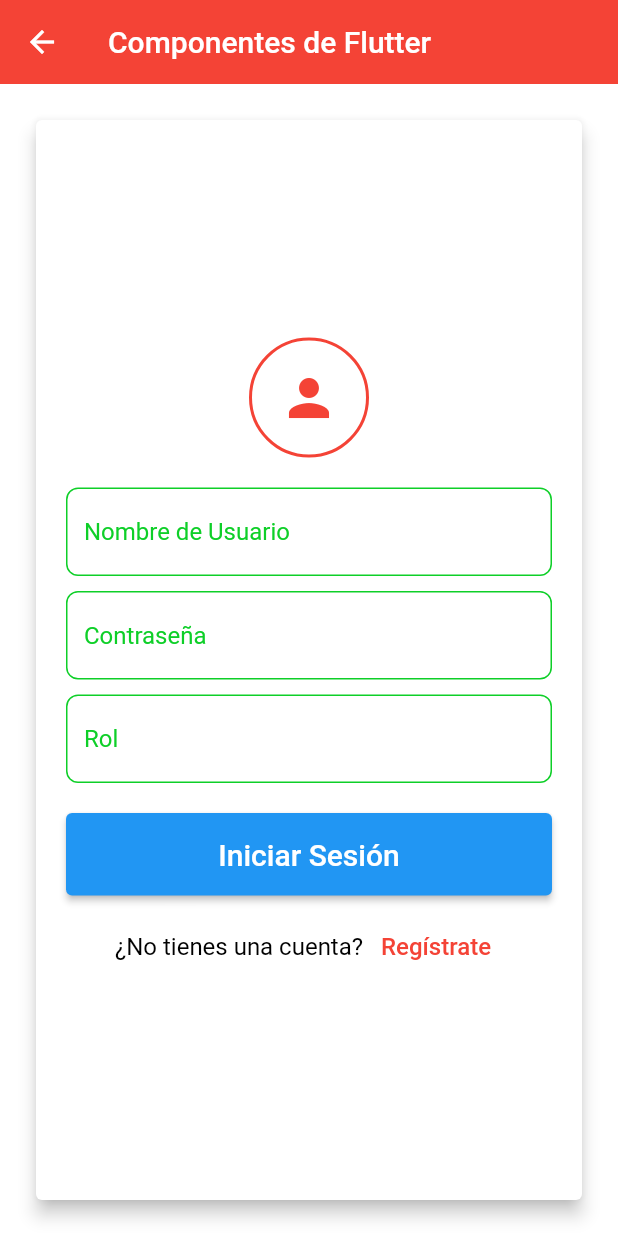
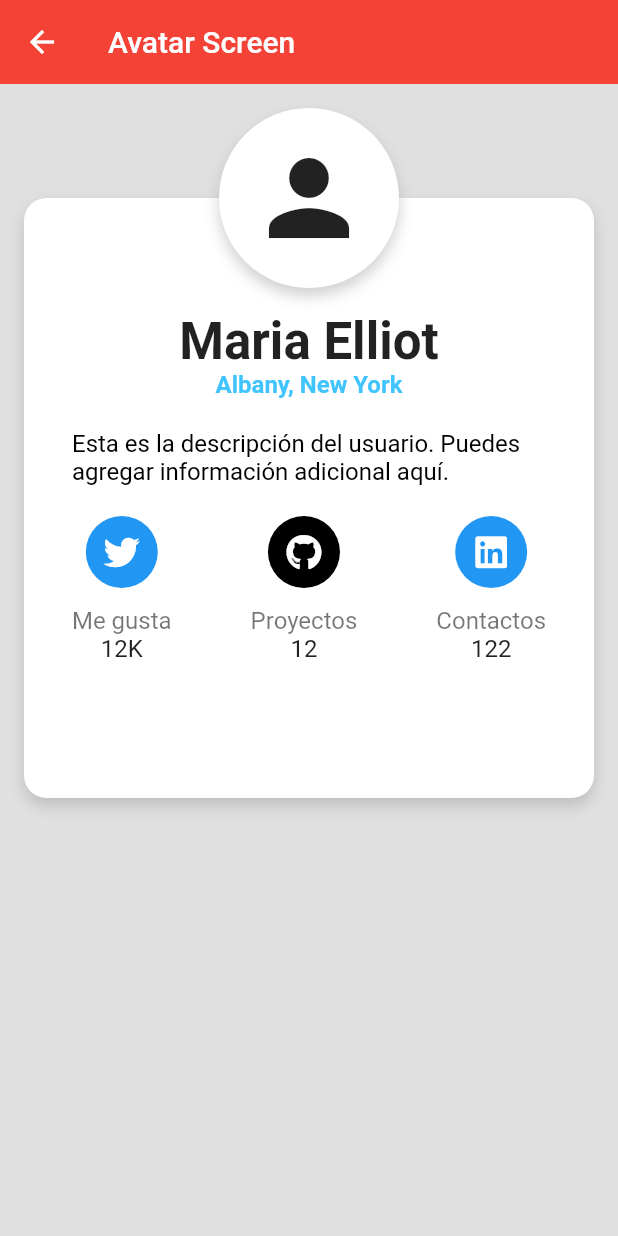
Before and after one commit to David-JPena/mltapp_components, a Flutter app: the LoginScreen screen opened by its route, after a tap on "Iniciar Sesión", on a phone screen of 412 x 824 dp. Run offline on Flutter 3.47's test engine with Material 2 defaults, Android fonts, the phone set to English and light mode, and no system bars; our stand-ins replace font_awesome_flutter.

Commit message:
"Segubdo avance"

```diff
--- a/lib/router/app_routes.dart
+++ b/lib/router/app_routes.dart
@@ -1,3 +1,4 @@
+import 'package:fl_components/screens/avatar_screen.dart';
 import 'package:fl_components/screens/login_screnn.dart';
 import 'package:fl_components/screens/screens.dart';
 import 'package:flutter/material.dart';
@@ -39,6 +40,7 @@ class AppRoutes {
         name: 'Iniciar Sesión',
         screen:  LoginScreen(),
     ),
+
   ];
   static Map<String, Widget Function(BuildContext)> getAppRoutes() {
     Map<String, Widget Function(BuildContext)> appRoutes = {};
--- /dev/null
+++ b/lib/screens/avatar_screen.dart
@@ -0,0 +1,230 @@
+import 'package:flutter/material.dart';
+import 'package:font_awesome_flutter/font_awesome_flutter.dart';
+
+class AvatarScreen extends StatelessWidget {
+  @override
+  Widget build(BuildContext context) {
+    double circleRadius = 120.0; // Define el radio del círculo
+
+    return Scaffold(
+      backgroundColor: Color(0xffE0E0E0),
+      appBar: AppBar(
+        title: Text('Avatar Screen'), // Agrega el encabezado aquí
+      ),
+      body: Center(
+        // Centra la tarjeta y la descripción
+        child: Container(
+          height: double.infinity,
+          width: double .infinity,
+          child: Stack(
+            children: <Widget>[
+              Padding(
+                padding: const EdgeInsets.all(16.0),
+                child: Stack(
+                  alignment: Alignment.topCenter,
+                  children: <Widget>[
+                    Padding(
+                      padding: EdgeInsets.only(top: circleRadius / 2.0),
+                      child: Container(
+                        height: 400.0, // Aumenta el tamaño de la tarjeta
+                        decoration: BoxDecoration(
+                          borderRadius: BorderRadius.circular(15.0),
+                          color: Colors.white,
+                          boxShadow: [
+                            BoxShadow(
+                              color: Colors.grey.withOpacity(0.5),
+                              blurRadius: 8.0,
+                              offset: Offset(0.0, 5.0),
+                            ),
+                          ],
+                        ),
+                        width: double.infinity,
+                        child: Padding(
+                          padding:
+                              const EdgeInsets.only(top: 15.0, bottom: 15.0),
+                          child: Column(
+                            children: <Widget>[
+                              SizedBox(height: circleRadius / 2),
+                              Text(
+                                'Maria Elliot',
+                                style: TextStyle(
+                                  fontWeight: FontWeight.bold,
+                                  fontSize: 34.0,
+                                ),
+                              ),
+                              Text(
+                                'Albany, New York',
+                                style: TextStyle(
+                                  fontWeight: FontWeight.bold,
+                                  fontSize: 16.0,
+                                  color: Colors.lightBlueAccent,
+                                ),
+                              ),
+                              SizedBox(height: 20.0),
+                              Padding(
+                                padding: const EdgeInsets.symmetric(
+                                    horizontal: 32.0),
+                                child: Column(
+                                  children: <Widget>[
+                                    Text(
+                                      'Esta es la descripción del usuario. Puedes agregar información adicional aquí.',
+                                      style: TextStyle(
+                                        fontSize: 16.0,
+                                        color: Colors.black,
+                                      ),
+                                    ),
+                                    SizedBox(height: 20.0), // Agrega espacio entre la descripción y los iconos
+                                    Row(
+                                      mainAxisAlignment: MainAxisAlignment.spaceBetween,
+                                      children: <Widget>[
+                                        Column(
+                                          children: <Widget>[
+                                            Container(
+                                              width: 48,
+                                              height: 48,
+                                              decoration: BoxDecoration(
+                                                shape: BoxShape.circle,
+                                                color: Colors.blue,
+                                              ),
+                                              child: Center(
+                                                child: FaIcon(
+                                                  FontAwesomeIcons.twitter,
+                                                  size: 24,
+                                                  color: Colors.white,
+                                                ),
+                                              ),
+                                            ),
+                                            SizedBox(
+                                                height: 12.0), // Aumenta la separación inferior
+                                            Text(
+                                              'Me gusta',
+                                              style: TextStyle(
+                                                fontSize: 16.0, // Tamaño de fuente más pequeño
+                                                color: Colors.black54,
+                                              ),
+                                            ),
+                                            Text(
+                                              '12K',
+                                              style: TextStyle(
+                                                fontSize: 16.0, // Tamaño de fuente más pequeño
+                                                color: Colors.black87,
+                                              ),
+                                            ),
+                                          ],
+                                        ),
+                                        Column(
+                                          children: <Widget>[
+                                            Container(
+                                              width: 48,
+                                              height: 48,
+                                              decoration: BoxDecoration(
+                                                shape: BoxShape.circle,
+                                                color: Colors.black,
+                                              ),
+                                              child: Center(
+                                                child: FaIcon(
+                                                  FontAwesomeIcons.github,
+                                                  size: 24,
+                                                  color: Colors.white,
+                                                ),
+                                              ),
+                                            ),
+                                            SizedBox(
+                                                height: 12.0), // Aumenta la separación inferior
+                                            Text(
+                                              'Proyectos',
+                                              style: TextStyle(
+                                                fontSize: 16.0, // Tamaño de fuente más pequeño
+                                                color: Colors.black54,
+                                              ),
+                                            ),
+                                            Text(
+                                              '12',
+                                              style: TextStyle(
+                                                fontSize: 16.0, // Tamaño de fuente más pequeño
+                                                color: Colors.black87,
+                                              ),
+                                            ),
+                                          ],
+                                        ),
+                                        Column(
+                                          children: <Widget>[
+                                            Container(
+                                              width: 48,
+                                              height: 48,
+                                              decoration: BoxDecoration(
+                                                shape: BoxShape.circle,
+                                                color: Colors.blue,
+                                              ),
+                                              child: Center(
+                                                child: FaIcon(
+                                                  FontAwesomeIcons.linkedin,
+                                                  size: 24,
+                                                  color: Colors.white,
+                                                ),
+                                              ),
+                                            ),
+                                            SizedBox(
+                                                height: 12.0), // Aumenta la separación inferior
+                                            Text(
+                                              'Contactos',
+                                              style: TextStyle(
+                                                fontSize: 16.0, // Tamaño de fuente más pequeño
+                                                color: Colors.black54,
+                                              ),
+                                            ),
+                                            Text(
+                                              '122',
+                                              style: TextStyle(
+                                                fontSize: 16.0, // Tamaño de fuente más pequeño
+                                                color: Colors.black87,
+                                              ),
+                                            ),
+                                          ],
+                                        ),
+                                      ],
+                                    ),
+                                  ],
+                                ),
+                              ),
+                            ],
+                          ),
+                        ),
+                      ),
+                    ),
+                    Container(
+                      width: circleRadius,
+                      height: circleRadius,
+                      decoration: BoxDecoration(
+                        shape: BoxShape.circle,
+                        color: Colors.white,
+                        boxShadow: [
+                          BoxShadow(
+                            color: Colors.grey.withOpacity(0.5),
+                            blurRadius: 8.0,
+                            offset: Offset(0.0, 5.0),
+                          ),
+                        ],
+                      ),
+                      child: Padding(
+                        padding: EdgeInsets.all(4.0),
+                        child: Center(
+                          child: Container(
+                            child: Icon(
+                              Icons.person,
+                              size: 80,
+                            ),
+                          ),
+                        ),
+                      ),
+                    ),
+                  ],
+                ),
+              ),
+            ],
+          ),
+        ),
+      ),
+    );
+  }
+}
--- a/lib/screens/login_screnn.dart
+++ b/lib/screens/login_screnn.dart
@@ -1,10 +1,11 @@
+import 'package:fl_components/screens/avatar_screen.dart';
 import 'package:fl_components/themes/app_themes.dart';
 import 'package:flutter/material.dart';
 
 class LoginScreen extends StatefulWidget {
   const LoginScreen({Key? key}) : super(key: key);
+
   @override
-
   State<LoginScreen> createState() => _LoginPageState();
 }
 
@@ -34,7 +35,7 @@ class _LoginPageState extends State<LoginScreen> {
             padding: const EdgeInsets.all(20.0),
             child: Column(
               mainAxisAlignment: MainAxisAlignment.center,
-              children:[
+              children: [
                 Stack(
                   alignment: Alignment.center,
                   children: [
@@ -46,7 +47,7 @@ class _LoginPageState extends State<LoginScreen> {
                         shape: BoxShape.circle,
                       ),
                     ),
-                    const Icon (Icons.person, color: AppTheme.primary, size: 40),
+                    const Icon(Icons.person, color: AppTheme.primary, size: 40),
                   ],
                 ),
                 const SizedBox(height: 20),
@@ -59,15 +60,15 @@ class _LoginPageState extends State<LoginScreen> {
                 Row(
                   children: [
                     Expanded(
-                      child: _loginBtn("Iniciar Sesión"),
+                      child: _loginBtn("Iniciar Sesión", context),
                     ),
                   ],
                 ),
                 const SizedBox(height: 10),
-                Row  (
+                Row(
                   mainAxisAlignment: MainAxisAlignment.center,
-                  children:  [
-                   const  Text  (
+                  children: [
+                    const Text(
                       "¿No tienes una cuenta? ",
                       style: TextStyle(fontSize: 16, color: Colors.black),
                     ),
@@ -75,7 +76,7 @@ class _LoginPageState extends State<LoginScreen> {
                       onPressed: () {
                         Navigator.of(context).pop();
                       },
-                      child:const  Text(
+                      child: const Text(
                         "Regístrate",
                         style: TextStyle(fontSize: 16, color: Colors.red),
                       ),
@@ -100,7 +101,7 @@ class _LoginPageState extends State<LoginScreen> {
     );
 
     return TextField(
-      style:const  TextStyle(
+      style: const TextStyle(
         color: AppTheme.imputtColor,
       ),
       controller: controller,
@@ -116,13 +117,17 @@ class _LoginPageState extends State<LoginScreen> {
     );
   }
 
-Widget _loginBtn(String text) {
+  Widget _loginBtn(String text, BuildContext context) {
     return ElevatedButton(
       onPressed: () {
         debugPrint("Nombre de Usuario: ${usernameController.text}");
         debugPrint("Contraseña: ${passwordController.text}");
         debugPrint("Rol: ${roleController.text}");
 
+        // Navega a la pantalla de AvatarScreen
+        Navigator.of(context).push(MaterialPageRoute(builder: (context) {
+          return AvatarScreen();
+        }));
       },
       style: AppTheme.loginScreenButtonStyle,
       child: SizedBox(
@@ -135,5 +140,8 @@ Widget _loginBtn(String text) {
       ),
     );
   }
+}
 
+void main() {
+  runApp(MaterialApp(home: LoginScreen()));
 }
--- a/lib/themes/app_themes.dart
+++ b/lib/themes/app_themes.dart
@@ -6,7 +6,7 @@ class AppTheme {
   static const Color inputBorderColor = Color.fromARGB(255, 242, 247, 252);
   static const Color buttonBackgroundColor = Color.fromARGB(255, 39, 126, 224);
   static const Color buttonTextColor = Colors.blue;
-  static const Color imputtColor = Color.fromRGBO(14, 207, 40, 1);
+  static const Color imputtColor = Colors.blue;
 
   static final ThemeData myTheme = ThemeData(
     primaryColor: primary,
--- a/pubspec.yaml
+++ b/pubspec.yaml
@@ -31,6 +31,8 @@ dependencies:
   flutter:
     sdk: flutter
 
+  font_awesome_flutter: ^9.2.0
+
 
   # The following adds the Cupertino Icons font to your application.
   # Use with the CupertinoIcons class for iOS style icons.
@@ -39,6 +41,7 @@ dependencies:
 dev_dependencies:
   flutter_test:
     sdk: flutter
+
 
   # The "flutter_lints" package below contains a set of recommended lints to
   # encourage good coding practices. The lint set provided by the package is
@@ -52,6 +55,7 @@ dev_dependencies:
 
 # The following section is specific to Flutter packages.
 flutter:
+
 
   # The following line ensures that the Material Icons font is
   # included with your application, so that you can use the icons in
```
Also changed, not shown: assets/avatar.jpg (added), pubspec.lock. Lines whose indentation alone changed are shown as unchanged.
